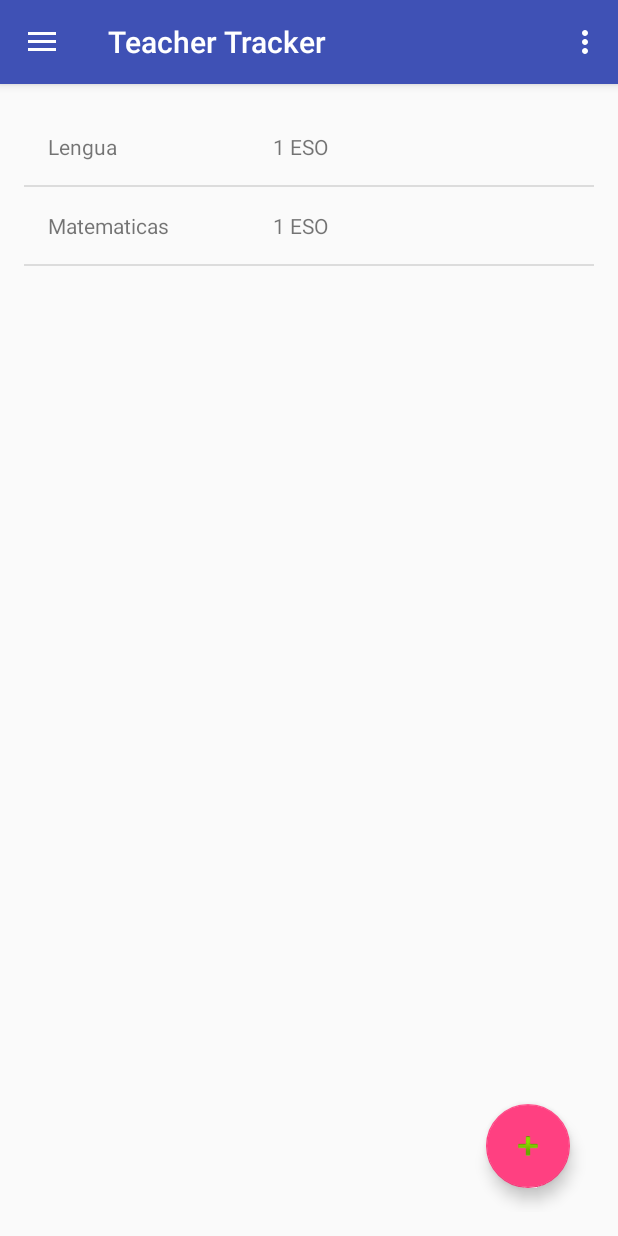
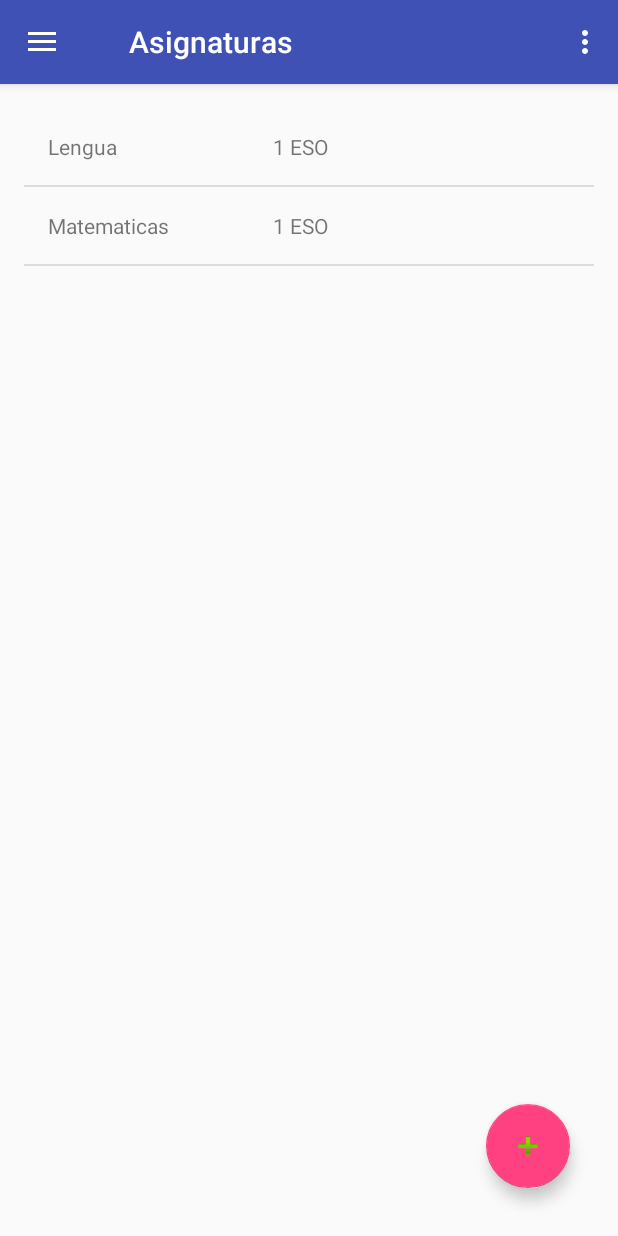
Before and after one commit to BeatProgramming/teacher_tracker, an Android app: the screen it shows after launch (MainActivity), in the side drawer, after a tap on "Asignaturas", on a phone screen of 412 x 824 dp. Run offline under Robolectric (Android 15) with nearby library versions, the phone set to English and light mode, and no system bars.

Commit message:
Titulos independientes a cada fragmento. Lista de tarea ordenada por horas

```diff
--- a/app/src/main/java/beatprogramming/github/com/teacker_tracker/fragments/ReviewFragment.java
+++ b/app/src/main/java/beatprogramming/github/com/teacker_tracker/fragments/ReviewFragment.java
@@ -42,6 +42,7 @@ public class ReviewFragment extends ListFragment implements ReviewView {
     @Override
     public void onResume() {
         super.onResume();
+        getActivity().setTitle("   " + getResources().getString(R.string.reviewTitle));
         presenter.onResume();
     }
 
--- a/app/src/main/java/beatprogramming/github/com/teacker_tracker/fragments/ReviewUpdateFragment.java
+++ b/app/src/main/java/beatprogramming/github/com/teacker_tracker/fragments/ReviewUpdateFragment.java
@@ -68,6 +68,7 @@ public class ReviewUpdateFragment extends Fragment implements ReviewUpdateView,
     @Override
     public void onResume() {
         super.onResume();
+        getActivity().setTitle("   " + getResources().getString(R.string.reviewUpdateTitle));
         presenter.onResume();
     }
 
--- a/app/src/main/java/beatprogramming/github/com/teacker_tracker/fragments/ScoreFragment.java
+++ b/app/src/main/java/beatprogramming/github/com/teacker_tracker/fragments/ScoreFragment.java
@@ -66,8 +66,8 @@ public class ScoreFragment extends ListFragment implements ScoreView {
 
     @Override
     public void onResume() {
-
         super.onResume();
+        getActivity().setTitle("   " + getResources().getString(R.string.scoreTitle));
         presenter.onResume();
 
     }
--- a/app/src/main/java/beatprogramming/github/com/teacker_tracker/fragments/StudentFragment.java
+++ b/app/src/main/java/beatprogramming/github/com/teacker_tracker/fragments/StudentFragment.java
@@ -58,6 +58,7 @@ public class StudentFragment extends ListFragment implements StudentView {
     @Override
     public void onResume() {
         super.onResume();
+        getActivity().setTitle("   " + getResources().getString(R.string.studentTitle));
         presenter.findStudents(subject);
     }
 
--- a/app/src/main/java/beatprogramming/github/com/teacker_tracker/fragments/StudentUpdateFragment.java
+++ b/app/src/main/java/beatprogramming/github/com/teacker_tracker/fragments/StudentUpdateFragment.java
@@ -59,6 +59,12 @@ public class StudentUpdateFragment extends Fragment implements StudentUpdateView
         fragment.setArguments(args);
 
         return fragment;
+    }
+
+    @Override
+    public void onResume() {
+        super.onResume();
+        getActivity().setTitle("   " + getResources().getString(R.string.studentUpdateTitle));
     }
 
     @Override
--- a/app/src/main/java/beatprogramming/github/com/teacker_tracker/fragments/SubjectFragment.java
+++ b/app/src/main/java/beatprogramming/github/com/teacker_tracker/fragments/SubjectFragment.java
@@ -42,6 +42,7 @@ public class SubjectFragment extends ListFragment implements SubjectView {
     @Override
     public void onResume() {
         super.onResume();
+        getActivity().setTitle("   " + getResources().getString(R.string.subjectTitle));
         presenter.onResume();
     }
 
--- a/app/src/main/java/beatprogramming/github/com/teacker_tracker/fragments/SubjectUpdateFragment.java
+++ b/app/src/main/java/beatprogramming/github/com/teacker_tracker/fragments/SubjectUpdateFragment.java
@@ -76,6 +76,12 @@ public class SubjectUpdateFragment extends Fragment implements SubjectUpdateView
 
         return fragment;
 
+    }
+
+    @Override
+    public void onResume() {
+        super.onResume();
+        getActivity().setTitle("   " + getResources().getString(R.string.subjectUpdateTitle));
     }
 
     @Override
--- a/app/src/main/java/beatprogramming/github/com/teacker_tracker/fragments/TaskFragment.java
+++ b/app/src/main/java/beatprogramming/github/com/teacker_tracker/fragments/TaskFragment.java
@@ -9,6 +9,8 @@ import android.view.View;
 import android.view.ViewGroup;
 import android.widget.ListView;
 import android.widget.ProgressBar;
+
+import org.joda.time.DateTime;
 
 import java.util.List;
 
@@ -42,7 +44,20 @@ public class TaskFragment extends ListFragment implements TaskView {
     @Override
     public void onResume() {
         super.onResume();
+        DateTime date = new DateTime();
+        getActivity().setTitle("   " + getDayString(date) + ", " + date.getDayOfMonth() + "-" +
+                date.getMonthOfYear() + "-" + date.getYear());
         presenter.onResume();
+    }
+
+    private String getDayString(DateTime date) {
+        if (date.getDayOfWeek()==1){ return getResources().getString(R.string.Lunes);}
+        else if (date.getDayOfWeek()==2){ return getResources().getString(R.string.Martes);}
+        else if (date.getDayOfWeek()==3){ return getResources().getString(R.string.Miercoles);}
+        else if (date.getDayOfWeek()==4){ return getResources().getString(R.string.Jueves);}
+        else if (date.getDayOfWeek()==5){ return getResources().getString(R.string.Viernes);}
+        else if (date.getDayOfWeek()==6){ return getResources().getString(R.string.Sabado);}
+        else return getResources().getString(R.string.Domingo);
     }
 
     @Override
--- a/app/src/main/java/beatprogramming/github/com/teacker_tracker/fragments/TaskUpdateFragment.java
+++ b/app/src/main/java/beatprogramming/github/com/teacker_tracker/fragments/TaskUpdateFragment.java
@@ -17,6 +17,7 @@ import android.widget.Toast;
 
 import java.util.List;
 
+import beatprogramming.github.com.teacker_tracker.MainActivity;
 import beatprogramming.github.com.teacker_tracker.R;
 import beatprogramming.github.com.teacker_tracker.callback.FragmentCallback;
 import beatprogramming.github.com.teacker_tracker.domain.Subject;
@@ -69,6 +70,7 @@ public class TaskUpdateFragment extends Fragment implements TaskUpdateView, View
     @Override
     public void onResume() {
         super.onResume();
+        getActivity().setTitle("   " + getResources().getString(R.string.scoreTitle));
         presenter.onResume();
     }
 
--- a/app/src/main/java/beatprogramming/github/com/teacker_tracker/persistence/TaskDaoImpl.java
+++ b/app/src/main/java/beatprogramming/github/com/teacker_tracker/persistence/TaskDaoImpl.java
@@ -34,7 +34,7 @@ public class TaskDaoImpl implements TaskDao {
     private static final String FINDQUERY = "SELECT Task._id AS taskId, Task.subjectId, Task.name AS nameTask, Task.dateTime," +
             " Subject.name AS nameSubject, Subject.description, Subject.course " +
             " FROM Task LEFT JOIN Subject " +
-            "ON Task.subjectId = Subject._id;";
+            "ON Task.subjectId = Subject._id ORDER BY Task.dateTime;";
 
     //Campos de la tabla Task
     private static final String TASKID = "taskId";
@@ -135,13 +135,24 @@ public class TaskDaoImpl implements TaskDao {
                     dias = sc.getDias();
                     if (dias[dt.getDayOfWeek() - 1]) {
                         task = new Task(sc.getAula(), sc.getSubject(), dt);
-                        listaFinalTask.add(task);
+                        añadirEnPosicion(task);
                     }
                 }
             }
         };
         scheduleDao.findSchedule(scheduleListener);
         listener.onLoadFinish(listaFinalTask);
+    }
+
+    private void añadirEnPosicion(Task task) {
+        int posicion=0;
+        for(int i = 0; i<listaFinalTask.size();i++){
+            if (listaFinalTask.get(i).getDateTime().getHourOfDay() > task.getDateTime().getHourOfDay()){
+                break;
+            }
+            posicion+=1;
+        }
+        listaFinalTask.add(posicion, task);
     }
 
     /**
--- a/app/src/main/res/values/strings.xml
+++ b/app/src/main/res/values/strings.xml
@@ -116,5 +116,19 @@
     <string name="imageDescription">Imagen del alumno</string>
     <string name="titleSubject">Asignatura</string>
     <string name="noteImageDescription">Imagen para crear una nueva nota</string>
+    <string name="scoreTitle">Calificaciones</string>
+    <string name="subjectUpdateTitle">Nueva asignatura</string>
+    <string name="subjectTitle">Asignaturas</string>
+    <string name="studentUpdateTitle">Modificar estudiante</string>
+    <string name="studentTitle">Estudiantes</string>
+    <string name="reviewUpdateTitle">Nueva evaluación</string>
+    <string name="reviewTitle">Evaluaciones</string>
+    <string name="Lunes">Lunes</string>
+    <string name="Martes">Martes</string>
+    <string name="Miercoles">Miercoles</string>
+    <string name="Viernes">Viernes</string>
+    <string name="Sabado">Sabado</string>
+    <string name="Jueves">Jueves</string>
+    <string name="Domingo">Domingo</string>
 
 </resources>
```
